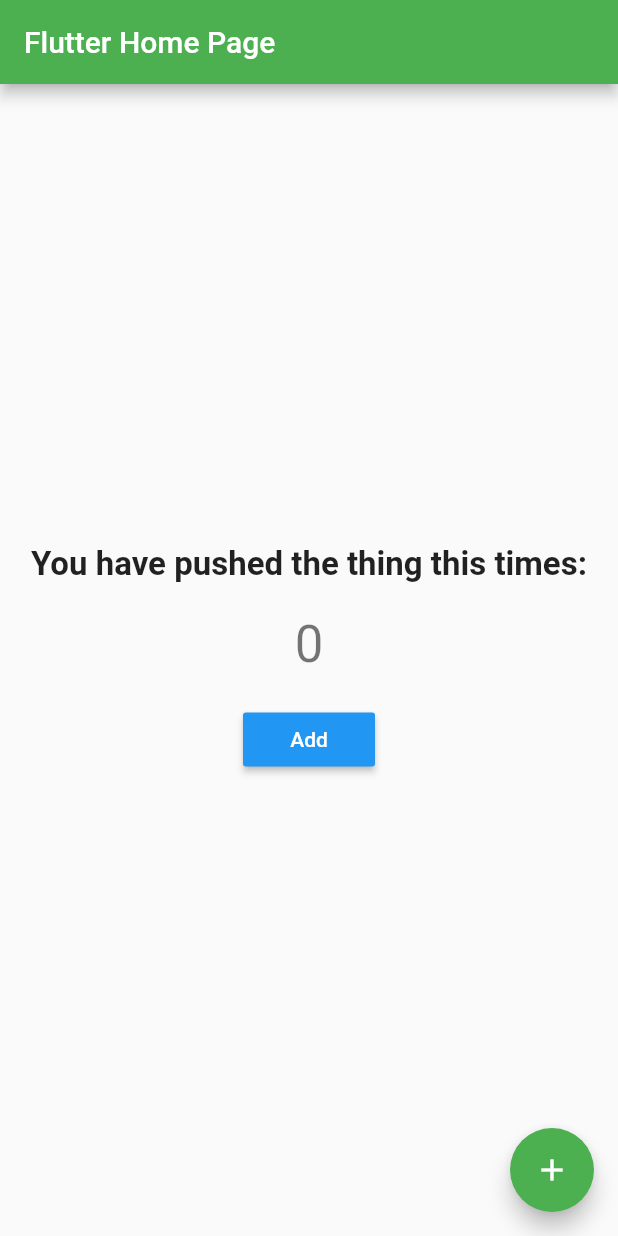
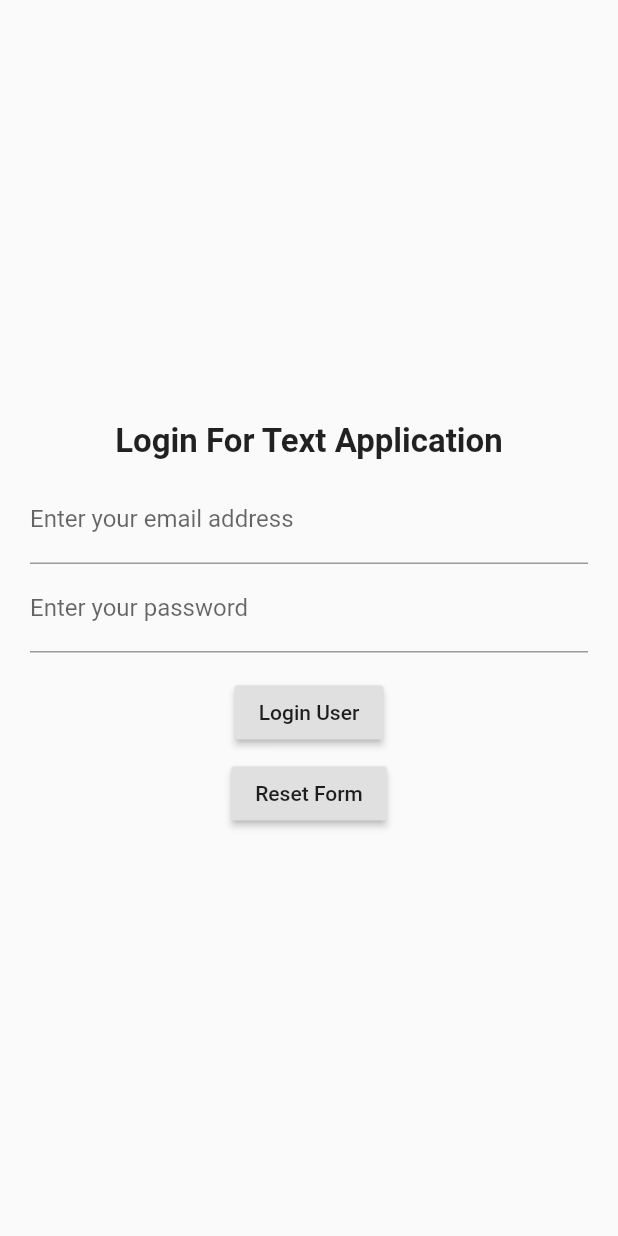
Before and after one commit to aaronksaunders/flutter-first-one, a Flutter app: the screen it shows after launch, on a phone screen of 412 x 824 dp. Run offline on Flutter 3.47's test engine with Material 2 defaults, Android fonts, the phone set to English and light mode, and no system bars.

Commit message:
starting to integrate form and login page

```diff
--- a/lib/routes.dart
+++ b/lib/routes.dart
@@ -1,10 +1,12 @@
 import 'package:first_one/screens/MyHomePage.dart';
 import 'package:first_one/screens/MySecondPage.dart';
+import 'package:first_one/screens/auth/LoginPage.dart';
 import 'package:flutter/material.dart';
 
 class Routes {
   final routes = <String, WidgetBuilder>{
     '/': (BuildContext context) => new MyHomePage(title: 'Flutter Home Page'),
+    '/login': (BuildContext context) => new LoginPage(),
     '/second': (BuildContext context) => new MySecondPage(),
   };
 
@@ -12,7 +14,7 @@ class Routes {
     runApp(new MaterialApp(
       title: 'Flutter Demo App',
       theme: ThemeData(primarySwatch: Colors.green),
-      initialRoute: '/',
+      initialRoute: '/login',
       routes: routes,
     ));
   }
--- /dev/null
+++ b/lib/screens/auth/LoginPage.dart
@@ -0,0 +1,115 @@
+import 'package:flutter/material.dart';
+
+class LoginPage extends StatefulWidget {
+  @override
+  _LoginPageState createState() => _LoginPageState();
+}
+
+class _LoginPageState extends State<LoginPage> {
+  @override
+  Widget build(BuildContext context) {
+    return Scaffold(
+      body: Center(
+        child: Column(
+          mainAxisAlignment: MainAxisAlignment.center,
+          crossAxisAlignment: CrossAxisAlignment.center,
+          children: <Widget>[
+            Container(
+              padding: EdgeInsets.all(10.0),
+              child: Text(
+                'Login For Text Application',
+                textAlign: TextAlign.center,
+                style: TextStyle(fontSize: 22.0, fontWeight: FontWeight.bold),
+              ),
+            ),
+            Container(
+              child: MyCustomForm(),
+            ),
+          ],
+        ),
+      ),
+    );
+  }
+}
+
+// Create a Form Widget
+class MyCustomForm extends StatefulWidget {
+  @override
+  MyCustomFormState createState() {
+    return MyCustomFormState();
+  }
+}
+
+// Create a corresponding State class. This class will hold the data related to
+// the form.
+class MyCustomFormState extends State<MyCustomForm> {
+  // Create a global key that will uniquely identify the Form widget and allow
+  // us to validate the form
+  //
+  // Note: This is a GlobalKey<FormState>, not a GlobalKey<MyCustomFormState>!
+  final _formKey = GlobalKey<FormState>();
+
+  @override
+  Widget build(BuildContext context) {
+    // Build a Form widget using the _formKey we created above
+    return Form(
+      key: _formKey,
+      child: Column(
+        //crossAxisAlignment: CrossAxisAlignment.start,
+        mainAxisAlignment: MainAxisAlignment.center,
+        children: <Widget>[
+          Padding(
+            padding:
+                EdgeInsets.only(left: 20.0, right: 20.0),
+            child: TextFormField(
+              decoration:
+                  InputDecoration(labelText: 'Enter your email address'),
+              validator: (value) {
+                if (value.isEmpty) {
+                  return 'Please enter some text';
+                }
+              },
+            ),
+          ),
+          Padding(
+            padding:
+                EdgeInsets.only(left: 20.0, right: 20.0),
+            child: TextFormField(
+              obscureText: true,
+              decoration: InputDecoration(labelText: 'Enter your password'),
+              validator: (value) {
+                if (value.isEmpty) {
+                  return 'Please enter some text';
+                }
+              },
+            ),
+          ),
+          Padding(
+            padding: const EdgeInsets.only(top: 16.0),
+            child: RaisedButton(
+              onPressed: () {
+                // Validate will return true if the form is valid, or false if
+                // the form is invalid.
+                if (_formKey.currentState.validate()) {
+                  // If the form is valid, we want to show a Snackbar
+                  Scaffold.of(context)
+                      .showSnackBar(SnackBar(content: Text('Processing Data')));
+                }
+              },
+              child: Text('Login User'),
+            ),
+          ),
+          Padding(
+            padding: const EdgeInsets.only(top: 6.0),
+            child: RaisedButton(
+              onPressed: () {
+                _formKey.currentState.reset();
+              },
+              child: Text('Reset Form'),
+            ),
+          ),
+        ],
+      ),
+    );
+  }
+}
```
Also changed, not shown: 1 other file.
